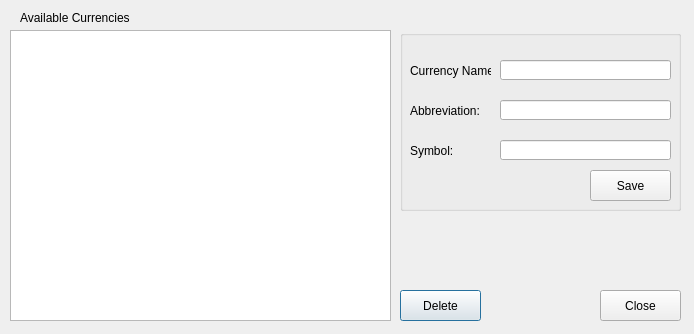
This is open-ihm/gui/designs/ui_currencymanager.ui in snim2mirror/openihm as Qt 5 draws it before an edit. The edited form follows.
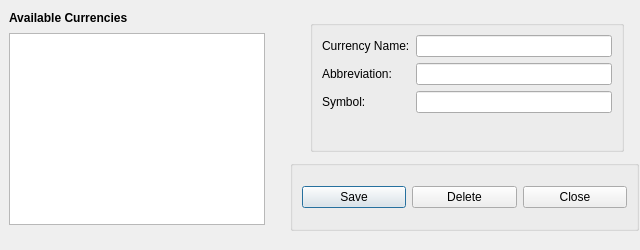
This is the edited form.

Commit message: Added layout manager to most dialogs. One report and all tabbed dialogs still to go.

```diff
--- a/open-ihm/gui/designs/ui_currencymanager.ui
+++ b/open-ihm/gui/designs/ui_currencymanager.ui
@@ -6,169 +6,144 @@
    <rect>
     <x>0</x>
     <y>0</y>
-    <width>694</width>
-    <height>334</height>
+    <width>640</width>
+    <height>250</height>
    </rect>
   </property>
   <property name="minimumSize">
    <size>
-    <width>694</width>
-    <height>334</height>
+    <width>640</width>
+    <height>250</height>
    </size>
   </property>
   <property name="windowTitle">
    <string>Manage Currencies</string>
   </property>
-  <widget class="QTableView" name="tblCurrencies">
-   <property name="geometry">
-    <rect>
-     <x>10</x>
-     <y>30</y>
-     <width>381</width>
-     <height>291</height>
-    </rect>
-   </property>
-   <property name="alternatingRowColors">
-    <bool>true</bool>
-   </property>
-   <property name="sortingEnabled">
-    <bool>true</bool>
-   </property>
-  </widget>
-  <widget class="QPushButton" name="cmdDelete">
-   <property name="geometry">
-    <rect>
-     <x>400</x>
-     <y>290</y>
-     <width>81</width>
-     <height>31</height>
-    </rect>
-   </property>
-   <property name="text">
-    <string>Delete</string>
-   </property>
-  </widget>
-  <widget class="QPushButton" name="cmdClose">
-   <property name="geometry">
-    <rect>
-     <x>600</x>
-     <y>290</y>
-     <width>81</width>
-     <height>31</height>
-    </rect>
-   </property>
-   <property name="text">
-    <string>Close</string>
-   </property>
-  </widget>
   <widget class="QGroupBox" name="groupBox">
    <property name="geometry">
     <rect>
-     <x>400</x>
-     <y>30</y>
-     <width>281</width>
-     <height>181</height>
+     <x>310</x>
+     <y>20</y>
+     <width>314</width>
+     <height>132</height>
     </rect>
    </property>
    <property name="title">
     <string/>
    </property>
-   <widget class="QLabel" name="label_2">
-    <property name="geometry">
-     <rect>
-      <x>10</x>
-      <y>70</y>
-      <width>81</width>
-      <height>21</height>
-     </rect>
+   <layout class="QFormLayout" name="formLayout">
+    <property name="fieldGrowthPolicy">
+     <enum>QFormLayout::AllNonFixedFieldsGrow</enum>
     </property>
-    <property name="text">
-     <string>Abbreviation:</string>
-    </property>
-   </widget>
-   <widget class="QLineEdit" name="txtCurrencyName">
-    <property name="geometry">
-     <rect>
-      <x>100</x>
-      <y>30</y>
-      <width>171</width>
-      <height>20</height>
-     </rect>
-    </property>
-   </widget>
-   <widget class="QLabel" name="label_3">
-    <property name="geometry">
-     <rect>
-      <x>10</x>
-      <y>110</y>
-      <width>46</width>
-      <height>21</height>
-     </rect>
-    </property>
-    <property name="text">
-     <string>Symbol:</string>
-    </property>
-   </widget>
-   <widget class="QLineEdit" name="txtSymbol">
-    <property name="geometry">
-     <rect>
-      <x>100</x>
-      <y>110</y>
-      <width>171</width>
-      <height>20</height>
-     </rect>
-    </property>
-   </widget>
-   <widget class="QLineEdit" name="txtAbbreviation">
-    <property name="geometry">
-     <rect>
-      <x>100</x>
-      <y>70</y>
-      <width>171</width>
-      <height>20</height>
-     </rect>
-    </property>
-   </widget>
-   <widget class="QLabel" name="label">
-    <property name="geometry">
-     <rect>
-      <x>10</x>
-      <y>30</y>
-      <width>81</width>
-      <height>21</height>
-     </rect>
-    </property>
-    <property name="text">
-     <string>Currency Name:</string>
-    </property>
-   </widget>
-   <widget class="QPushButton" name="cmdSave">
-    <property name="geometry">
-     <rect>
-      <x>190</x>
-      <y>140</y>
-      <width>81</width>
-      <height>31</height>
-     </rect>
-    </property>
-    <property name="text">
-     <string>Save</string>
-    </property>
-   </widget>
+    <item row="0" column="0">
+     <widget class="QLabel" name="label">
+      <property name="text">
+       <string>Currency Name:</string>
+      </property>
+     </widget>
+    </item>
+    <item row="0" column="1">
+     <widget class="QLineEdit" name="txtCurrencyName"/>
+    </item>
+    <item row="1" column="0">
+     <widget class="QLabel" name="label_2">
+      <property name="text">
+       <string>Abbreviation:</string>
+      </property>
+     </widget>
+    </item>
+    <item row="1" column="1">
+     <widget class="QLineEdit" name="txtAbbreviation"/>
+    </item>
+    <item row="2" column="0">
+     <widget class="QLabel" name="label_3">
+      <property name="text">
+       <string>Symbol:</string>
+      </property>
+     </widget>
+    </item>
+    <item row="2" column="1">
+     <widget class="QLineEdit" name="txtSymbol"/>
+    </item>
+   </layout>
   </widget>
   <widget class="QLabel" name="label_4">
    <property name="geometry">
     <rect>
-     <x>20</x>
-     <y>10</y>
-     <width>111</width>
-     <height>16</height>
+     <x>9</x>
+     <y>9</y>
+     <width>170</width>
+     <height>18</height>
     </rect>
    </property>
+   <property name="font">
+    <font>
+     <weight>75</weight>
+     <bold>true</bold>
+    </font>
+   </property>
    <property name="text">
     <string>Available Currencies</string>
    </property>
   </widget>
+  <widget class="QTableView" name="tblCurrencies">
+   <property name="geometry">
+    <rect>
+     <x>9</x>
+     <y>33</y>
+     <width>256</width>
+     <height>192</height>
+    </rect>
+   </property>
+   <property name="sizePolicy">
+    <sizepolicy hsizetype="MinimumExpanding" vsizetype="Maximum">
+     <horstretch>0</horstretch>
+     <verstretch>0</verstretch>
+    </sizepolicy>
+   </property>
+   <property name="alternatingRowColors">
+    <bool>true</bool>
+   </property>
+   <property name="sortingEnabled">
+    <bool>true</bool>
+   </property>
+  </widget>
+  <widget class="QGroupBox" name="groupBox_2">
+   <property name="geometry">
+    <rect>
+     <x>290</x>
+     <y>160</y>
+     <width>349</width>
+     <height>71</height>
+    </rect>
+   </property>
+   <property name="title">
+    <string/>
+   </property>
+   <layout class="QHBoxLayout" name="horizontalLayout">
+    <item>
+     <widget class="QPushButton" name="cmdSave">
+      <property name="text">
+       <string>Save</string>
+      </property>
+     </widget>
+    </item>
+    <item>
+     <widget class="QPushButton" name="cmdDelete">
+      <property name="text">
+       <string>Delete</string>
+      </property>
+     </widget>
+    </item>
+    <item>
+     <widget class="QPushButton" name="cmdClose">
+      <property name="text">
+       <string>Close</string>
+      </property>
+     </widget>
+    </item>
+   </layout>
+  </widget>
  </widget>
  <tabstops>
   <tabstop>tblCurrencies</tabstop>
```
Left out of the diff: 100 changed lines with no effect on the pictures. The commit also changes 97 other files.
